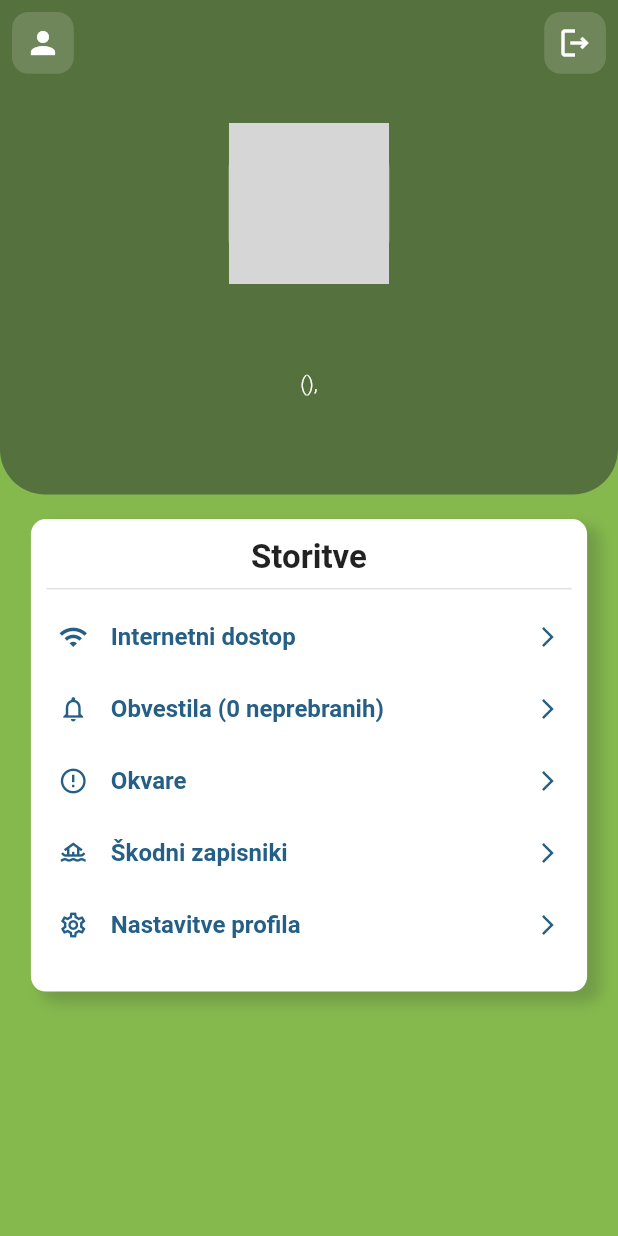
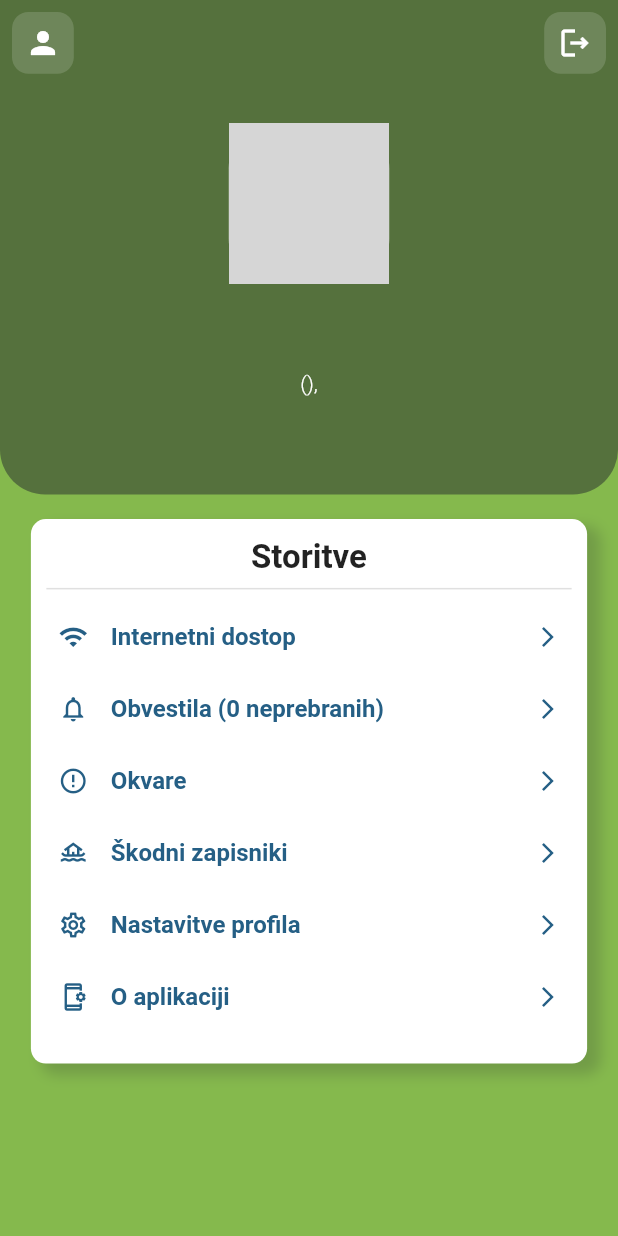
Before and after one commit to mojStudent/MojStudent, a Flutter app: the HomeScreen screen opened by its route, on a phone screen of 412 x 824 dp. Run offline on Flutter 3.47's test engine with Material 2 defaults, Android fonts, the phone set to English and light mode, and no system bars; our stand-ins replace bloc, charts_flutter, dio, flutter_bloc, flutter_html, flutter_svg and 3 more; accounts and stored records are empty; network calls fail; grey boxes are pictures that could not be loaded.

```diff
--- a/lib/main.dart
+++ b/lib/main.dart
@@ -7,6 +7,7 @@ import 'package:moj_student/data/failure_records/failures_repo.dart';
 import 'package:moj_student/data/internet/internet_help_repo.dart';
 import 'package:moj_student/data/internet/internet_repo.dart';
 import 'package:moj_student/data/notifications/notification_repo.dart';
+import 'package:moj_student/screens/about_app/about_app_screen.dart';
 import 'package:moj_student/screens/damages/damages_screen.dart';
 import 'package:moj_student/screens/failures/failure_add_screen.dart';
 import 'package:moj_student/screens/failures/failures_screen.dart';
@@ -82,6 +83,7 @@ class MyApp extends StatelessWidget {
             '/damages': (context) => DamagesScreen(),
             '/profile': (context) => ProfileScreen(),
             '/login': (context) => LoginScreen(),
+            '/about': (context) => AboutAppScreen(),
           },
           home: InitialLoading(),
           debugShowCheckedModeBanner: false,
--- a/lib/screens/home/home_screen.dart
+++ b/lib/screens/home/home_screen.dart
@@ -8,6 +8,7 @@ import 'package:moj_student/constants/colors.dart';
 import 'package:moj_student/data/auth/auth_repository.dart';
 import 'package:moj_student/data/auth/models/auth/user_model.dart';
 import 'package:moj_student/data/avatars/avatar_repo.dart';
+import 'package:moj_student/screens/about_app/about_app_screen.dart';
 import 'package:moj_student/screens/damages/damages_screen.dart';
 import 'package:moj_student/screens/failures/failures_screen.dart';
 import 'package:moj_student/screens/internet/internet_screen.dart';
@@ -415,6 +416,12 @@ class _HomeScreenState extends State<HomeScreen> {
         onPressed: () =>
             Navigator.push(context, PageScaleTransition(ProfileScreen())),
       ),
+      _menuItem(
+        title: "O aplikaciji",
+        icon: Icons.app_settings_alt_outlined,
+        onPressed: () =>
+            Navigator.push(context, PageScaleTransition(AboutAppScreen())),
+      ),
     ];
 
     return SliverToBoxAdapter(
--- a/lib/screens/widgets/box_widget.dart
+++ b/lib/screens/widgets/box_widget.dart
@@ -3,17 +3,17 @@ import 'package:moj_student/constants/colors.dart';
 
 class BoxWidget extends StatelessWidget {
   final Widget cardBody;
-  final String title;
+  final String? title;
   final Color backgroundColor;
   final Icon? icon;
 
-  const BoxWidget(
-      {Key? key,
-      required this.cardBody,
-      required this.title,
-      this.backgroundColor = Colors.white,
-      this.icon,})
-      : super(key: key);
+  const BoxWidget({
+    Key? key,
+    required this.cardBody,
+    this.title,
+    this.backgroundColor = Colors.white,
+    this.icon,
+  }) : super(key: key);
 
   @override
   Widget build(BuildContext context) {
@@ -44,6 +44,20 @@ class BoxWidget extends StatelessWidget {
           child: Column(
             crossAxisAlignment: CrossAxisAlignment.start,
             children: [
+              _buildHeader(),
+              cardBody,
+            ],
+          ),
+        ),
+      ),
+    );
+  }
+
+  Widget _buildHeader() {
+    return title == null
+        ? Container()
+        : Column(
+            children: [
               Row(
                   mainAxisAlignment: icon != null
                       ? MainAxisAlignment.spaceBetween
@@ -52,7 +66,7 @@ class BoxWidget extends StatelessWidget {
                     icon ?? Container(),
                     Flexible(
                       child: Text(
-                        title,
+                        title!,
                         style: TextStyle(
                             fontWeight: FontWeight.w700, fontSize: 22),
                       ),
@@ -61,12 +75,8 @@ class BoxWidget extends StatelessWidget {
               Divider(
                 thickness: 1,
               ),
-              cardBody,
             ],
-          ),
-        ),
-      ),
-    );
+          );
   }
 }
 
@@ -87,7 +97,9 @@ class RowBoxWidget extends StatelessWidget {
         children: [
           Text(
             description,
-            style: TextStyle(fontWeight: FontWeight.w300),
+            style: TextStyle(
+              fontWeight: FontWeight.w300,
+            ),
           ),
           Padding(
             padding: EdgeInsets.only(
```
Also changed, not shown: lib/screens/about_app/about_app_screen.dart (added, +177 -0 lines).
